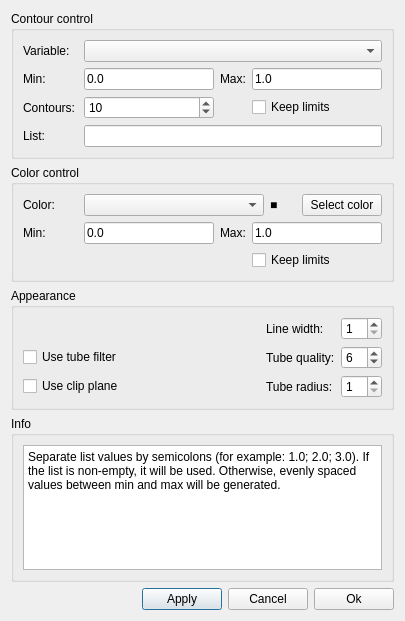
Old version of the form ElmerGUI/Application/vtkpost/isocontour.ui in the repository ElmerCSC/elmerfem.
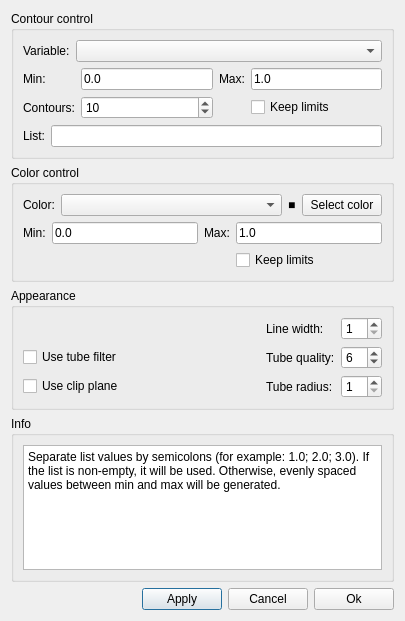
New version of the form. Icons and pictures are not drawn.

Patch:
```diff
--- a/ElmerGUI/Application/vtkpost/isocontour.ui
+++ b/ElmerGUI/Application/vtkpost/isocontour.ui
@@ -26,18 +26,6 @@
        <layout class="QHBoxLayout" >
         <item>
          <widget class="QLabel" name="variableLabel" >
-          <property name="minimumSize" >
-           <size>
-            <width>55</width>
-            <height>0</height>
-           </size>
-          </property>
-          <property name="maximumSize" >
-           <size>
-            <width>55</width>
-            <height>16777215</height>
-           </size>
-          </property>
           <property name="text" >
            <string>Variable:</string>
           </property>
@@ -45,18 +33,12 @@
         </item>
         <item>
          <widget class="QComboBox" name="contoursCombo" >
-          <property name="minimumSize" >
-           <size>
-            <width>280</width>
-            <height>0</height>
-           </size>
-          </property>
-          <property name="maximumSize" >
-           <size>
-            <width>16777215</width>
-            <height>24</height>
-           </size>
-          </property>
+  <property name="sizePolicy">
+   <sizepolicy hsizetype="Expanding" vsizetype="Fixed">
+    <horstretch>0</horstretch>
+    <verstretch>0</verstretch>
+   </sizepolicy>
+  </property>
          </widget>
         </item>
        </layout>
@@ -65,12 +47,6 @@
        <layout class="QGridLayout" >
         <item row="0" column="0" >
          <widget class="QLabel" name="contoursMinLabel" >
-          <property name="maximumSize" >
-           <size>
-            <width>70</width>
-            <height>16777215</height>
-           </size>
-          </property>
           <property name="text" >
            <string>Min:</string>
           </property>
@@ -78,12 +54,6 @@
         </item>
         <item row="0" column="1" >
          <widget class="QLineEdit" name="contoursMinEdit" >
-          <property name="maximumSize" >
-           <size>
-            <width>16777215</width>
-            <height>24</height>
-           </size>
-          </property>
           <property name="text" >
            <string>0.0</string>
           </property>
@@ -98,12 +68,6 @@
         </item>
         <item row="0" column="3" >
          <widget class="QLineEdit" name="contoursMaxEdit" >
-          <property name="maximumSize" >
-           <size>
-            <width>16777215</width>
-            <height>24</height>
-           </size>
-          </property>
           <property name="text" >
            <string>1.0</string>
           </property>
@@ -111,18 +75,6 @@
         </item>
         <item row="1" column="0" >
          <widget class="QLabel" name="contoursLabel" >
-          <property name="minimumSize" >
-           <size>
-            <width>55</width>
-            <height>0</height>
-           </size>
-          </property>
-          <property name="maximumSize" >
-           <size>
-            <width>55</width>
-            <height>16777215</height>
-           </size>
-          </property>
           <property name="text" >
            <string>Contours:</string>
           </property>
@@ -130,18 +82,6 @@
         </item>
         <item row="1" column="1" >
          <widget class="QSpinBox" name="contoursSpin" >
-          <property name="minimumSize" >
-           <size>
-            <width>0</width>
-            <height>0</height>
-           </size>
-          </property>
-          <property name="maximumSize" >
-           <size>
-            <width>16777215</width>
-            <height>24</height>
-           </size>
-          </property>
           <property name="minimum" >
            <number>1</number>
           </property>
@@ -166,18 +106,6 @@
        <layout class="QHBoxLayout" >
         <item>
          <widget class="QLabel" name="listLabel" >
-          <property name="minimumSize" >
-           <size>
-            <width>55</width>
-            <height>0</height>
-           </size>
-          </property>
-          <property name="maximumSize" >
-           <size>
-            <width>55</width>
-            <height>16777215</height>
-           </size>
-          </property>
           <property name="text" >
            <string>List:</string>
           </property>
@@ -185,12 +113,6 @@
         </item>
         <item>
          <widget class="QLineEdit" name="contourList" >
-          <property name="maximumSize" >
-           <size>
-            <width>16777215</width>
-            <height>24</height>
-           </size>
-          </property>
          </widget>
         </item>
        </layout>
@@ -208,18 +130,6 @@
        <layout class="QHBoxLayout" >
         <item>
          <widget class="QLabel" name="colorLabel" >
-          <property name="minimumSize" >
-           <size>
-            <width>55</width>
-            <height>0</height>
-           </size>
-          </property>
-          <property name="maximumSize" >
-           <size>
-            <width>50</width>
-            <height>16777215</height>
-           </size>
-          </property>
           <property name="text" >
            <string>Color:</string>
           </property>
@@ -227,18 +137,12 @@
         </item>
         <item>
          <widget class="QComboBox" name="colorCombo" >
-          <property name="minimumSize" >
-           <size>
-            <width>180</width>
-            <height>0</height>
-           </size>
-          </property>
-          <property name="maximumSize" >
-           <size>
-            <width>16777215</width>
-            <height>24</height>
-           </size>
-          </property>
+  <property name="sizePolicy">
+   <sizepolicy hsizetype="Expanding" vsizetype="Fixed">
+    <horstretch>0</horstretch>
+    <verstretch>0</verstretch>
+   </sizepolicy>
+  </property>
          </widget>
         </item>
 		<item>
@@ -261,18 +165,6 @@
        <layout class="QGridLayout" >
         <item row="0" column="0" >
          <widget class="QLabel" name="colorMinLabel" >
-          <property name="minimumSize" >
-           <size>
-            <width>55</width>
-            <height>0</height>
-           </size>
-          </property>
-          <property name="maximumSize" >
-           <size>
-            <width>50</width>
-            <height>16777215</height>
-           </size>
-          </property>
           <property name="text" >
            <string>Min:</string>
           </property>
```
Left out of the diff: 18 changed lines with no effect on the pictures.
